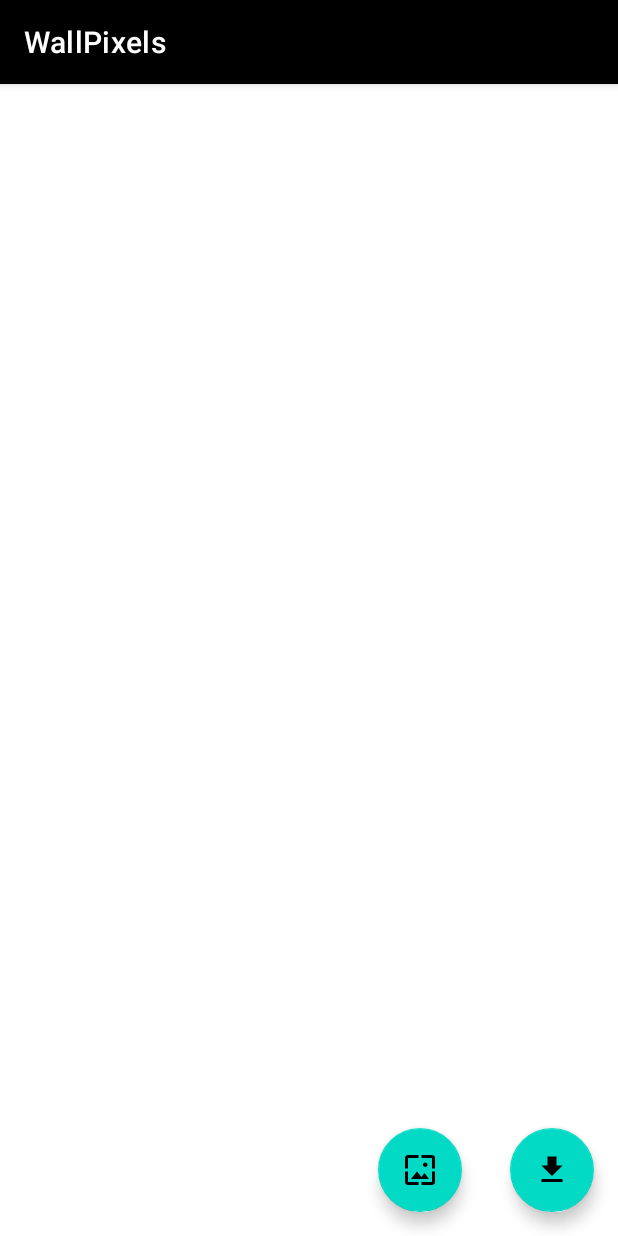
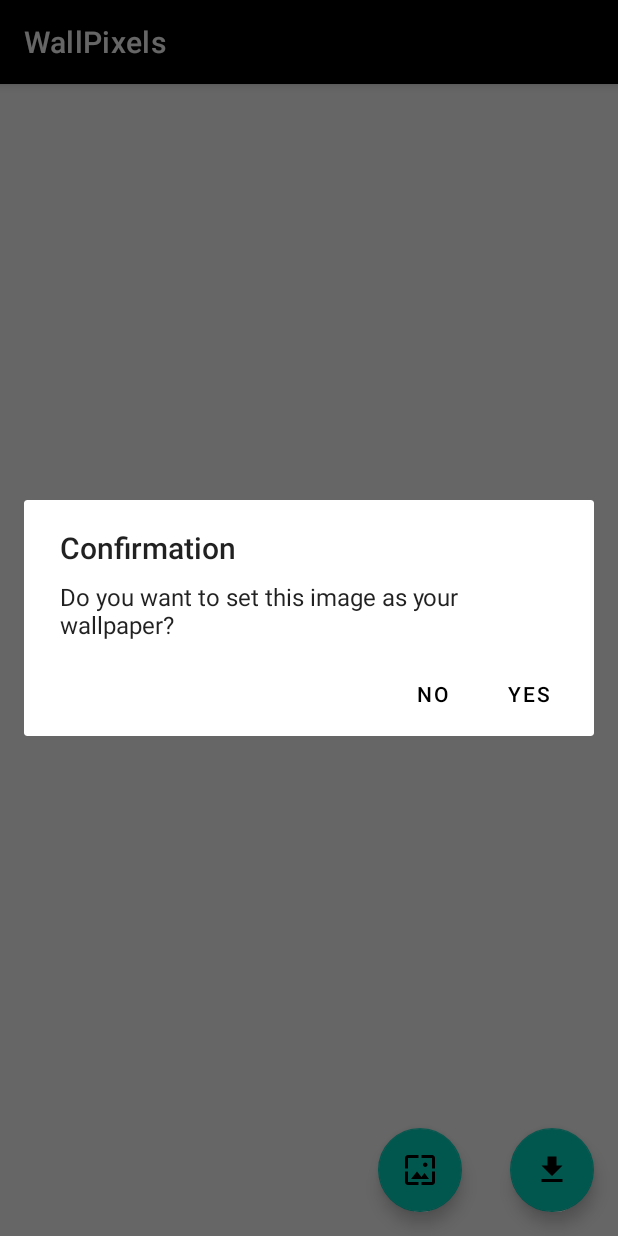
Before and after one commit to taimo0r/WallPixels, an Android app: the WallPaperActivity screen opened directly, with no data from a screen before it, after a tap on an icon or button, on a phone screen of 412 x 824 dp. Run offline under Robolectric (Android 15) with nearby library versions, the phone set to English and light mode, and no system bars; our stand-ins replace Picasso; pictures from the network do not load; 1 statement that could not run was skipped.

Commit message:
Creates confirmation Dialog before downloading and setting wallpapers.

```diff
--- a/app/src/main/java/com/taimoor/wallpixels/Activities/WallPaperActivity.java
+++ b/app/src/main/java/com/taimoor/wallpixels/Activities/WallPaperActivity.java
@@ -6,6 +6,7 @@ import androidx.appcompat.app.AppCompatActivity;
 import android.app.DownloadManager;
 import android.app.WallpaperManager;
 import android.content.Context;
+import android.content.DialogInterface;
 import android.graphics.Bitmap;
 import android.graphics.drawable.BitmapDrawable;
 import android.net.Uri;
@@ -30,7 +31,7 @@ public class WallPaperActivity extends AppCompatActivity {
     FloatingActionButton fabDownload, fabWallpaper;
     Photo photo;
     AlertDialog alertDialog;
-
+    AlertDialog.Builder builder;
     TextView original, large, large2x, small, medium, portrait, landscape, tiny;
 
     @Override
@@ -41,6 +42,7 @@ public class WallPaperActivity extends AppCompatActivity {
         setContentView(R.layout.activity_wall_paper);
 
         this.getWindow().setFlags(WindowManager.LayoutParams.FLAG_FULLSCREEN, WindowManager.LayoutParams.FLAG_FULLSCREEN);
+        builder = new AlertDialog.Builder(this);
 
 
         imageViewWallpaper = findViewById(R.id.imageview_wallpaper);
@@ -48,36 +50,55 @@ public class WallPaperActivity extends AppCompatActivity {
         fabWallpaper = findViewById(R.id.fab_wallpaper);
 
 
-        Toast.makeText(this, "Loading....", Toast.LENGTH_LONG).show();
+        Toast.makeText(this, "Loading....", Toast.LENGTH_SHORT).show();
         photo = (Photo) getIntent().getSerializableExtra("photo");
         Picasso.get().load(photo.getSrc().getOriginal()).placeholder(R.drawable.image).into(imageViewWallpaper);
 
 
-        fabDownload.setOnClickListener(new View.OnClickListener() {
-            @Override
-            public void onClick(View view) {
-                selectQuality();
-            }
-        });
+        fabDownload.setOnClickListener(view -> selectQuality());
 
         fabWallpaper.setOnClickListener(new View.OnClickListener() {
             @Override
             public void onClick(View view) {
-                WallpaperManager wallpaperManager = WallpaperManager.getInstance(WallPaperActivity.this);
-                Bitmap bitmap = ((BitmapDrawable) imageViewWallpaper.getDrawable()).getBitmap();
+                builder.setTitle("Confirmation");
+                builder.setMessage("Do you want to set this image as your wallpaper?");
 
-                try {
-                    wallpaperManager.setBitmap(bitmap);
-                    Toast.makeText(WallPaperActivity.this, "Wallpaper Set!", Toast.LENGTH_SHORT).show();
-                } catch (Exception e) {
-                    e.printStackTrace();
-                    Toast.makeText(WallPaperActivity.this, "Wallpaper cannot be set", Toast.LENGTH_SHORT).show();
-                }
+                builder.setPositiveButton("Yes", new DialogInterface.OnClickListener() {
+                    @Override
+                    public void onClick(DialogInterface dialog, int which) {
+                        setWallpaper();
+                    }
+                });
+
+                builder.setNegativeButton("No", new DialogInterface.OnClickListener() {
+                    @Override
+                    public void onClick(DialogInterface dialog, int which) {
+                        dialog.dismiss();
+                    }
+                });
+
+                AlertDialog dialog = builder.create();
+
+                dialog.setCanceledOnTouchOutside(false);
+                dialog.show();
 
             }
         });
 
 
+    }
+
+    private void setWallpaper() {
+        WallpaperManager wallpaperManager = WallpaperManager.getInstance(WallPaperActivity.this);
+        Bitmap bitmap = ((BitmapDrawable) imageViewWallpaper.getDrawable()).getBitmap();
+
+        try {
+            wallpaperManager.setBitmap(bitmap);
+            Toast.makeText(WallPaperActivity.this, "Wallpaper Set!", Toast.LENGTH_SHORT).show();
+        } catch (Exception e) {
+            e.printStackTrace();
+            Toast.makeText(WallPaperActivity.this, "Wallpaper cannot be set", Toast.LENGTH_SHORT).show();
+        }
     }
 
     private void selectQuality() {
@@ -96,7 +117,7 @@ public class WallPaperActivity extends AppCompatActivity {
 
         alert.setView(dialogView);
         alertDialog = alert.create();
-      //  alertDialog.getWindow().getAttributes().windowAnimations = R.style.DialogAnimation_2;
+        //  alertDialog.getWindow().getAttributes().windowAnimations = R.style.DialogAnimation_2;
 
 
         Window window = alertDialog.getWindow();
@@ -210,7 +231,7 @@ public class WallPaperActivity extends AppCompatActivity {
                 .setTitle("WallPixels_" + quality + "_" + photo.getPhotographer())
                 .setMimeType("image/jpeg")
                 .setNotificationVisibility(DownloadManager.Request.VISIBILITY_VISIBLE_NOTIFY_COMPLETED)
-                .setDestinationInExternalPublicDir(Environment.DIRECTORY_PICTURES, "WallPixels_"  + quality + "_"+ photo.getPhotographer() + ".jpg");
+                .setDestinationInExternalPublicDir(Environment.DIRECTORY_PICTURES, "WallPixels_" + quality + "_" + photo.getPhotographer() + ".jpg");
 
         downloadManager.enqueue(request);
 
```
Also changed, not shown: app/src/main/java/com/taimoor/wallpixels/Activities/FullScreenVideo.java (+27 -2 lines).
